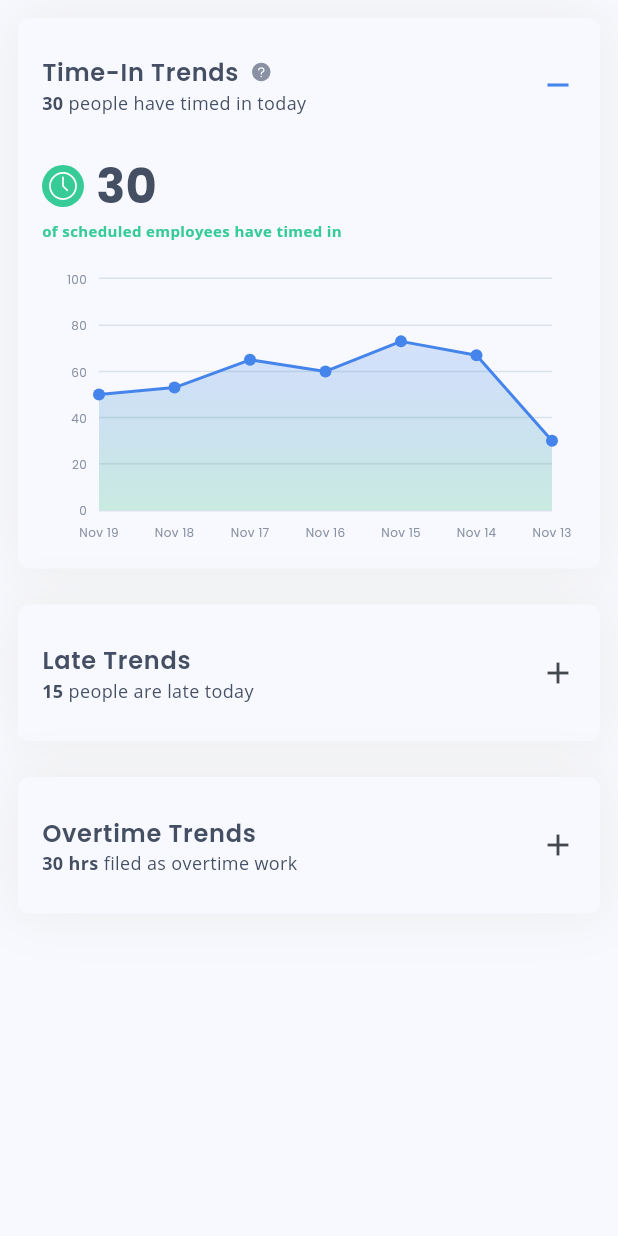
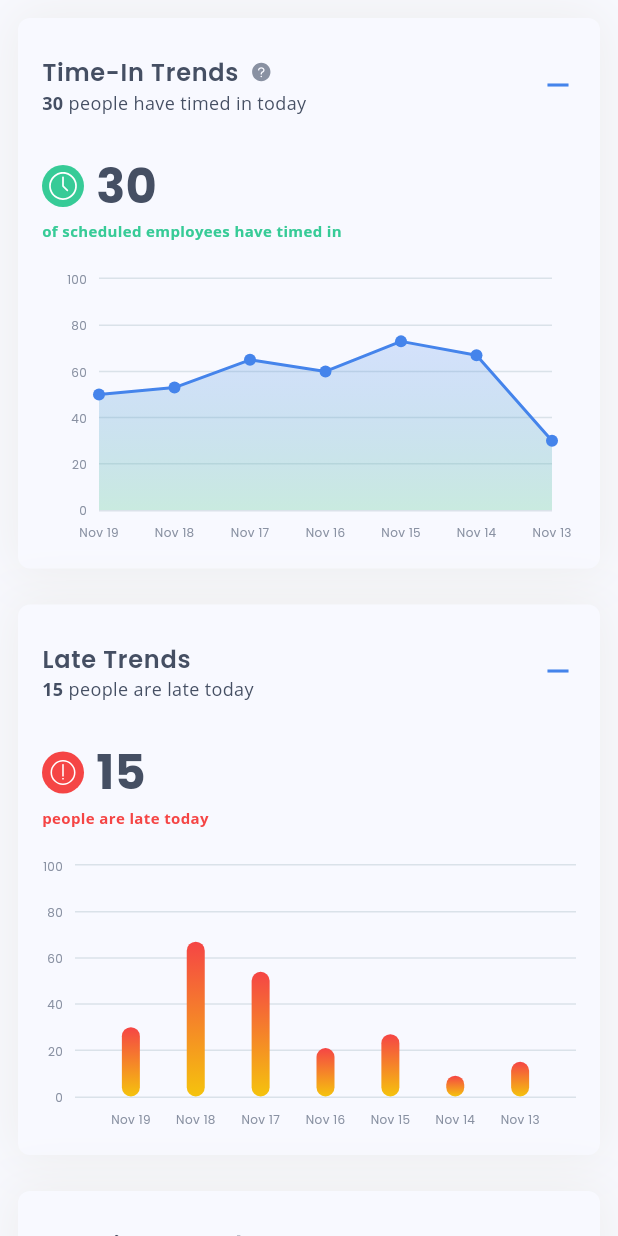
Before and after one commit to Miles-Vibar/attendance_ui_app, a Flutter app: the CollapsibleList widget shown alone on an empty page, opened directly, after a tap on "Time-In Trends", on a phone screen of 412 x 824 dp. Run offline on Flutter 3.47's test engine with Material 3 defaults, Android fonts, the light colour scheme and no system bars; drawn by our look-alikes of fl_chart; our stand-ins replace flutter_svg; network calls fail.

Commit message:
Created custom controller for collapsible

```diff
--- /dev/null
+++ b/lib/controllers/expansion_tile_controller.dart
@@ -0,0 +1,12 @@
+import 'package:flutter/material.dart';
+
+class CustomExpansionTileController extends ChangeNotifier {
+  bool _expanded = false;
+
+  bool get expanded => _expanded;
+
+  void collapseOrExpand(bool expanded) {
+    _expanded = expanded;
+    notifyListeners();
+  }
+}
--- a/lib/pages/attendance_page.dart
+++ b/lib/pages/attendance_page.dart
@@ -1,5 +1,5 @@
 import 'package:attendance_ui_app/widgets/attendance_list.dart';
-import 'package:attendance_ui_app/widgets/collasible_list.dart';
+import 'package:attendance_ui_app/widgets/collapsible_list.dart';
 import 'package:flutter/material.dart';
 
 import '../widgets/attendance_list_tile.dart';
@@ -132,7 +132,7 @@ class AttendancePage extends StatelessWidget {
             )
           ],
         ),
-        const CollapsibleList(),
+        CollapsibleList(),
       ],
     );
   }
--- a/lib/widgets/collasible_list.dart
+++ b/lib/widgets/collapsible_list.dart
@@ -1,3 +1,4 @@
+import 'package:attendance_ui_app/controllers/expansion_tile_controller.dart';
 import 'package:attendance_ui_app/data/overtime.dart';
 import 'package:attendance_ui_app/widgets/custom_card.dart';
 import 'package:flutter/material.dart';
@@ -9,7 +10,9 @@ import 'custom_line_chart.dart';
 import 'custom_expansion_tile.dart';
 
 class CollapsibleList extends StatelessWidget {
-  const CollapsibleList({super.key});
+  CollapsibleList({super.key});
+
+  final CustomExpansionTileController _controller = CustomExpansionTileController();
 
   @override
   Widget build(BuildContext context) {
@@ -19,6 +22,7 @@ class CollapsibleList extends StatelessWidget {
         CustomCard(
           children: [
             CustomExpansionTile(
+              controller: _controller,
               title: 'Time-In Trends',
               subtitleData: timeIns.last.y.toString(),
               subtitleText: 'people have timed in today',
@@ -36,6 +40,7 @@ class CollapsibleList extends StatelessWidget {
         CustomCard(
           children: [
             CustomExpansionTile(
+              controller: _controller,
               title: 'Late Trends',
               subtitleData: lateTrends.last.y.toString(),
               subtitleText: 'people are late today',
@@ -48,6 +53,7 @@ class CollapsibleList extends StatelessWidget {
         CustomCard(
           children: [
             CustomExpansionTile(
+              controller: _controller,
               title: 'Overtime Trends',
               subtitleData: '30 hrs',
               subtitleText: 'filed as overtime work',
--- a/lib/widgets/custom_expansion_tile.dart
+++ b/lib/widgets/custom_expansion_tile.dart
@@ -1,7 +1,8 @@
+import 'package:flutter/material.dart';
+import 'package:flutter/scheduler.dart';
+import 'package:flutter_svg/svg.dart';
 
-
-import 'package:flutter/material.dart';
-import 'package:flutter_svg/svg.dart';
+import '../controllers/expansion_tile_controller.dart';
 
 class CustomExpansionTile extends StatefulWidget {
   const CustomExpansionTile({
@@ -14,6 +15,7 @@ class CustomExpansionTile extends StatefulWidget {
     this.openedSubtitleText,
     this.withTooltip = false,
     required this.chart,
+    this.controller,
   });
 
   final String title;
@@ -24,18 +26,40 @@ class CustomExpansionTile extends StatefulWidget {
   final String svg;
   final bool withTooltip;
   final Widget chart;
+  final CustomExpansionTileController? controller;
 
   @override
   State<CustomExpansionTile> createState() => _CustomExpansionTileState();
 }
 
 class _CustomExpansionTileState extends State<CustomExpansionTile> {
-  bool _expanded = false;
+  late CustomExpansionTileController _controller;
+  late final ExpansionTileController _defaultController =
+      ExpansionTileController();
+
+  @override
+  void initState() {
+    // TODO: implement initState
+    _controller = widget.controller ?? CustomExpansionTileController();
+    super.initState();
+  }
+
+  @override
+  void dispose() {
+    // TODO: implement dispose
+    super.dispose();
+  }
 
   @override
   Widget build(BuildContext context) {
     // TODO: implement build
+    return ListenableBuilder(
+      listenable: _controller,
+      builder: (BuildContext context, Widget? child) {
+        SchedulerBinding.instance.addPostFrameCallback((_) => _controller.expanded ? _defaultController.expand() : _defaultController.collapse());
         return ExpansionTile(
+          initiallyExpanded: _controller.expanded,
+          controller: _defaultController,
           shape: const Border(),
           visualDensity: const VisualDensity(vertical: -4),
           tilePadding: EdgeInsets.zero,
@@ -86,10 +110,10 @@ class _CustomExpansionTileState extends State<CustomExpansionTile> {
               ),
             ],
           ),
-      trailing: Icon(!_expanded ? Icons.add : Icons.remove),
-      onExpansionChanged: (value) => setState(() {
-        _expanded = value;
-      }),
+          trailing: Icon(!(_controller.expanded) ? Icons.add : Icons.remove),
+          onExpansionChanged: (value) {
+            _controller.collapseOrExpand(value);
+          },
           children: [
             Column(
               crossAxisAlignment: CrossAxisAlignment.start,
@@ -147,5 +171,7 @@ class _CustomExpansionTileState extends State<CustomExpansionTile> {
             ),
           ],
         );
+      },
+    );
   }
 }
```
Also changed, not shown: pubspec.yaml (+1 -19 lines). Lines whose indentation alone changed are shown as unchanged.
